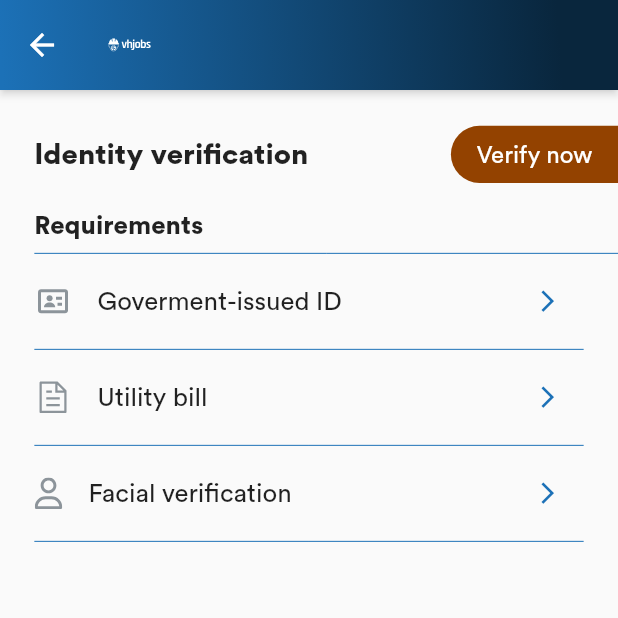
After one commit to Ajaodolapo1301/vh_jobs, a Flutter app: the IdentityVerification screen opened by its route, on a phone screen of 412 x 824 dp, the top half of it. The commit adds this screen. Run offline on Flutter 3.47's test engine with Material 2 defaults, Android fonts, the phone set to English and light mode, and no system bars; our stand-ins replace cached_network_image, device_info_plus, device_preview, dio, flutter_local_notifications, flutter_screenutil and 5 more; accounts and stored records are empty; project files that could hold a hidden picture were left out.

Commit message:
identity verif

```diff
--- a/lib/modules/profie/model/setting_data.dart
+++ b/lib/modules/profie/model/setting_data.dart
@@ -70,8 +70,17 @@ class SettingItems {
       SettingItem(
           title: "Identity Verification",
           image: AssetResources.security,
-          onTap: () {}),
-      SettingItem(title: "Review", image: AssetResources.review, onTap: () {}),
+          onTap: () {
+            serviceLocator<NavigationService>()
+                .to(routeName: ProfileRoutes.identityVerification);
+          }),
+      SettingItem(
+          title: "Review",
+          image: AssetResources.review,
+          onTap: () {
+            serviceLocator<NavigationService>()
+                .to(routeName: ProfileRoutes.identityVerification);
+          }),
       SettingItem(
           title: "Notification",
           image: AssetResources.notification,
--- a/lib/modules/profie/route/routes.dart
+++ b/lib/modules/profie/route/routes.dart
@@ -8,4 +8,5 @@ class ProfileRoutes {
   static const addresslist = "/address-list";
   static const addAddress = "/add-address";
   static const security = "/security";
+  static const identityVerification = "/identityVerification";
 }
--- /dev/null
+++ b/lib/modules/profie/widget/IdentityVerification/root.dart
@@ -0,0 +1,111 @@
+import 'package:flutter/cupertino.dart';
+import 'package:flutter/material.dart';
+import 'package:flutter_screenutil/flutter_screenutil.dart';
+
+import '../../../../shared/style/font_style.dart';
+import '../../../../shared/utils/asset_images.dart';
+import '../../../../shared/utils/colors.dart';
+import '../../../../shared/widgets/appbars/vhjob_appbar.dart';
+import '../security/root.dart';
+
+class IdentityVerification extends StatefulWidget {
+  const IdentityVerification({Key? key}) : super(key: key);
+
+  @override
+  _IdentityVerificationState createState() => _IdentityVerificationState();
+}
+
+class _IdentityVerificationState extends State<IdentityVerification> {
+  bool pinCode = false;
+  @override
+  Widget build(BuildContext context) {
+    return Scaffold(
+      appBar: const VhjobsAppBar(
+        gradientAppBar: true,
+      ),
+      body: Container(
+        child: SingleChildScrollView(
+          child: Column(
+            crossAxisAlignment: CrossAxisAlignment.start,
+            children: [
+              SizedBox(
+                height: 20.h,
+              ),
+              Container(
+                padding: EdgeInsets.only(left: 20.w),
+                child: Row(
+                  mainAxisAlignment: MainAxisAlignment.spaceBetween,
+                  children: [
+                    Text(
+                      "Identity verification",
+                      style: kBold900,
+                    ),
+                    Container(
+                      padding:
+                          EdgeInsets.symmetric(horizontal: 15.w, vertical: 8.h),
+                      decoration: BoxDecoration(
+                          color: Color(0xff934200),
+                          borderRadius: BorderRadius.only(
+                              topLeft: Radius.circular(40.r),
+                              bottomLeft: Radius.circular(40.r))),
+                      child: Text(
+                        "Verify now",
+                        style: kBold400.copyWith(color: Colors.white),
+                      ),
+                    )
+                  ],
+                ),
+              ),
+              SizedBox(
+                height: 15.h,
+              ),
+              Container(
+                padding: EdgeInsets.only(left: 20.w),
+                child: Column(
+                  crossAxisAlignment: CrossAxisAlignment.start,
+                  children: [
+                    Text(
+                      "Requirements",
+                      style: kBold700,
+                    ),
+                    Divider(
+                      color: AppColors.vhBlue,
+                    ),
+                  ],
+                ),
+              ),
+              Container(
+                padding: EdgeInsets.symmetric(horizontal: 20.w),
+                child: Column(
+                  children: [
+                    SecurityWidget(
+                      isOn: pinCode,
+                      isSwitch: false,
+                      image: AssetResources.idCard,
+                      text: "Goverment-issued ID",
+                    ),
+                    SecurityWidget(
+                      isOn: pinCode,
+                      isSwitch: false,
+                      image: AssetResources.document,
+                      text: "Utility bill",
+                    ),
+                    SecurityWidget(
+                      isOn: pinCode,
+                      isSwitch: false,
+                      image: AssetResources.user,
+                      text: "Facial verification",
+                    ),
+                  ],
+                ),
+              ),
+              SizedBox(
+                height: 20.h,
+              ),
+            ],
+          ),
+        ),
+      ),
+    );
+  }
+}
--- a/lib/shared/navigation/routes.dart
+++ b/lib/shared/navigation/routes.dart
@@ -10,6 +10,7 @@ import '../../modules/orders/empty.dart';
 import '../../modules/orders/root2.dart';
 import '../../modules/orders/route/routes.dart';
 import '../../modules/profie/route/routes.dart';
+import '../../modules/profie/widget/IdentityVerification/root.dart';
 import '../../modules/profie/widget/manageAddress/add_address.dart';
 import '../../modules/profie/widget/manageAddress/address_list.dart';
 import '../../modules/profie/widget/manageAddress/root.dart';
@@ -93,5 +94,8 @@ var routes = (RouteSettings settings) {
 
     case ProfileRoutes.security:
       return FadeRoute(page: const Security());
+
+    case ProfileRoutes.identityVerification:
+      return FadeRoute(page: const IdentityVerification());
   }
 };
--- a/lib/shared/utils/asset_images.dart
+++ b/lib/shared/utils/asset_images.dart
@@ -58,6 +58,10 @@ class AssetResources {
   static const sms = "assets/images/profile/sms.svg";
   static const google = "assets/images/profile/google.svg";
 
+  static const document = "assets/images/profile/document.svg";
+  static const idCard = "assets/images/profile/id-card.svg";
+  static const user = "assets/images/profile/user.svg";
+
   //wallet
   static const filter = "assets/images/profile/mi_filter.svg";
   static const inflow = "assets/images/profile/inflow.svg";
```
Also changed, not shown: assets/images/profile/document.svg (added), assets/images/profile/id-card.svg (added), assets/images/profile/user.svg (added).
